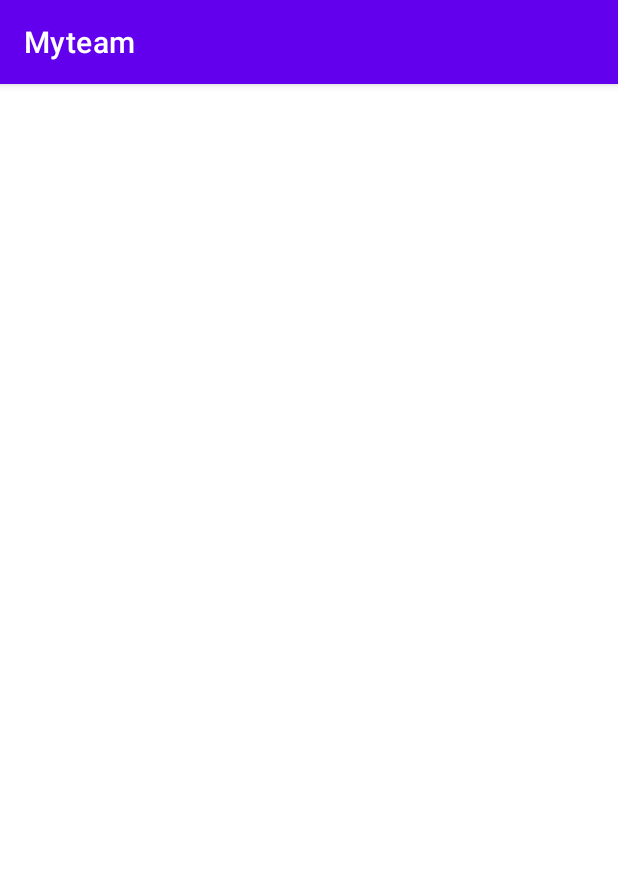
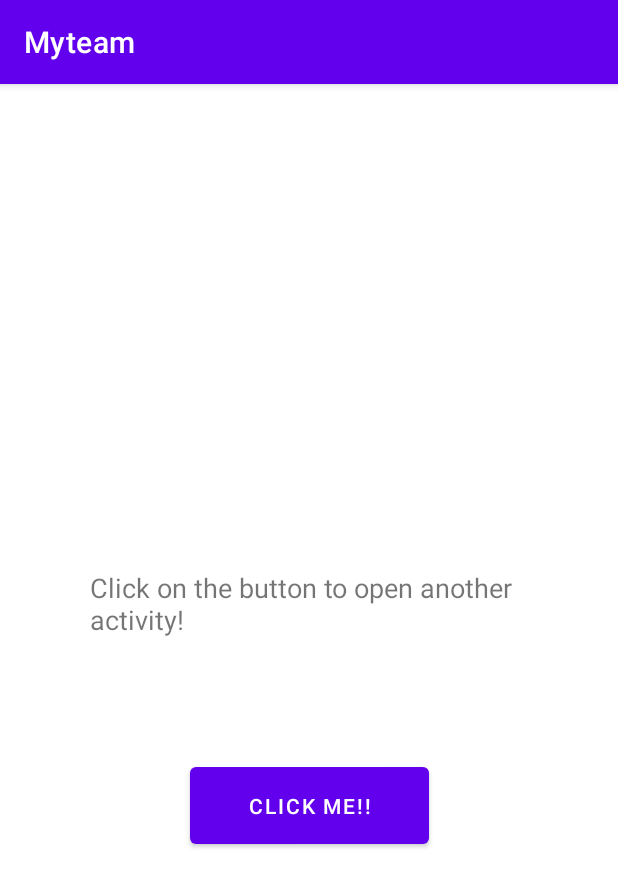
Before and after one commit to Teamdashah/team, an Android app: the screen it shows after launch (MainActivity), on a phone screen of 412 x 824 dp. Shown: the top 887 px of the screen. Run offline under Robolectric (Android 15) with nearby library versions, the phone set to English and light mode, and no system bars.

Commit message:
加入第一個頁面跳轉按鈕

```diff
--- a/app/src/main/java/com/example/myteam/MainActivity.kt
+++ b/app/src/main/java/com/example/myteam/MainActivity.kt
@@ -1,11 +1,22 @@
 package com.example.myteam
 
+import android.content.Intent
+import android.os.Bundle
 import androidx.appcompat.app.AppCompatActivity
-import android.os.Bundle
+import android.widget.Button
 
 class MainActivity : AppCompatActivity() {
     override fun onCreate(savedInstanceState: Bundle?) {
         super.onCreate(savedInstanceState)
         setContentView(R.layout.activity_main)
+
+        //initialize
+        val mButton = findViewById<Button>(R.id.button)
+        //handle onClick
+        mButton.setOnClickListener {
+            //intent to start NewActivity
+            startActivity(Intent(this@MainActivity, login::class.java))
+        }
     }
+
 }
--- a/app/src/main/res/layout/activity_main.xml
+++ b/app/src/main/res/layout/activity_main.xml
@@ -6,5 +6,30 @@
     android:layout_height="match_parent"
     tools:context=".MainActivity">
 
+    <TextView
+        android:id="@+id/textView"
+        android:layout_width="292dp"
+        android:layout_height="63dp"
+        android:layout_marginEnd="60dp"
+        android:text="Click on the button to open another activity!"
+        android:textSize="18sp"
+        app:layout_constraintBottom_toBottomOf="parent"
+        app:layout_constraintEnd_toEndOf="parent"
+        app:layout_constraintHorizontal_bias="0.446"
+        app:layout_constraintLeft_toLeftOf="parent"
+        app:layout_constraintRight_toRightOf="parent"
+        app:layout_constraintTop_toTopOf="parent"
+        app:layout_constraintVertical_bias="0.459" />
+
+    <Button
+        android:id="@+id/button"
+        android:layout_width="159dp"
+        android:layout_height="63dp"
+        android:text="Click Me!!"
+        app:layout_constraintBottom_toBottomOf="parent"
+        app:layout_constraintEnd_toEndOf="parent"
+        app:layout_constraintStart_toStartOf="parent"
+        app:layout_constraintTop_toBottomOf="@+id/textView"
+        app:layout_constraintVertical_bias="0.197" />
 
 </androidx.constraintlayout.widget.ConstraintLayout>
```
